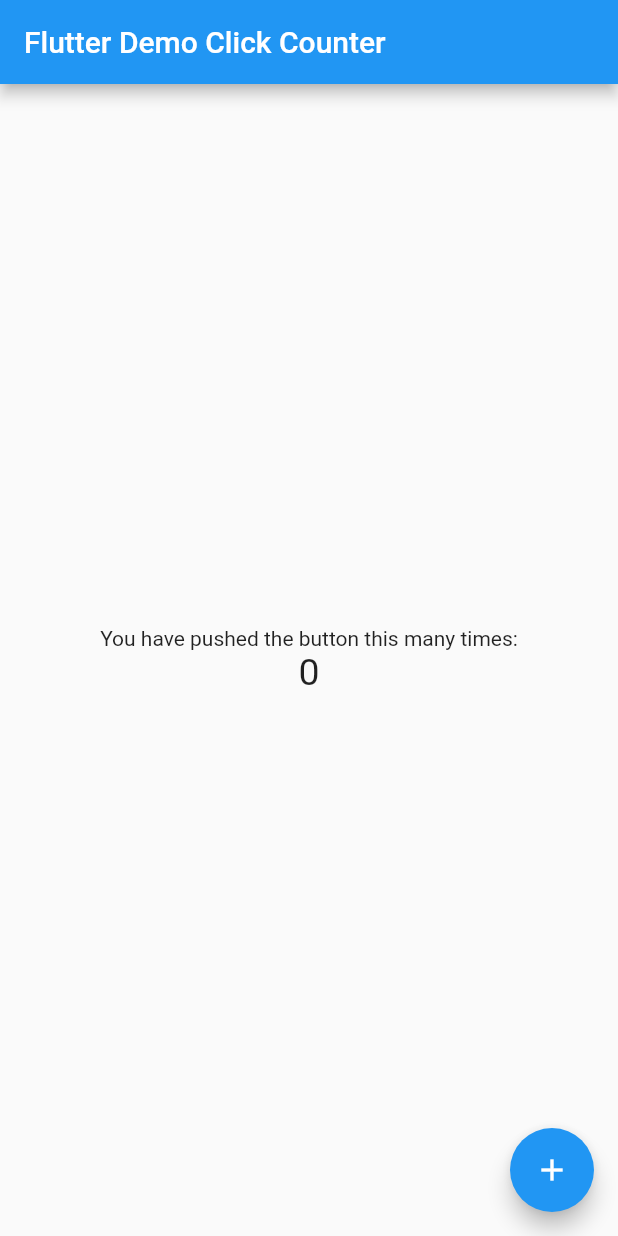
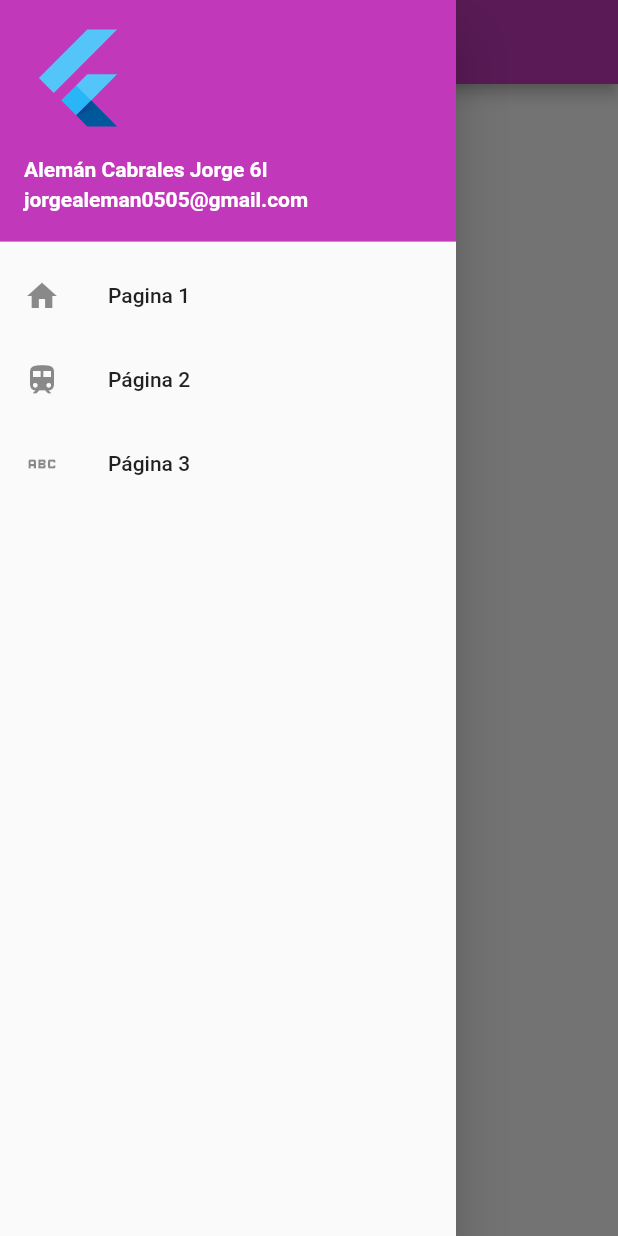
Before and after one commit to AlemanCabralesJorge/DrawerFlutLab, a Flutter app: the screen it shows after launch, with the side drawer open (before the commit the screen has no drawer), on a phone screen of 412 x 824 dp. Run offline on Flutter 3.47's test engine with Material 2 defaults, Android fonts, the phone set to English and light mode, and no system bars.

Commit message:
Update main.dart

```diff
--- a/lib/main.dart
+++ b/lib/main.dart
@@ -4,15 +4,16 @@ void main() => runApp(MyApp());
 
 class MyApp extends StatelessWidget {
   const MyApp({super.key});
-  static const String _title = 'Flutter Stateful Clicker Counter';
+  static const String _title = 'Drawer en flutter';
   // This widget is the root of your application.
   @override
   Widget build(BuildContext context) {
     return MaterialApp(
       title: _title,
       theme: ThemeData(
-        primarySwatch: Colors.blue,
+        primarySwatch: Colors.indigo,
       ),
+      debugShowCheckedModeBanner: false,
       home: MyHomePage(),
     );
   }
@@ -20,72 +21,83 @@ class MyApp extends StatelessWidget {
 
 class MyHomePage extends StatefulWidget {
   const MyHomePage({super.key});
-  // This widget is the home page of your application. It is stateful, meaning
-  // that it has a State object (defined below) that contains fields that affect
-  // how it looks.
-  // This class is the configuration for the state.
   @override
   _MyHomePageState createState() => _MyHomePageState();
 }
 
 class _MyHomePageState extends State<MyHomePage> {
-  int _counter = 0;
-
-  void _incrementCounter() {
-    setState(() {
-      // This call to setState tells the Flutter framework that something has
-      // changed in this State, which causes it to rerun the build method below
-      // so that the display can reflect the updated values. If we changed
-      // _counter without calling setState(), then the build method would not be
-      // called again, and so nothing would appear to happen.
-      _counter++;
-    });
-  }
-
   @override
   Widget build(BuildContext context) {
-    // This method is rerun every time setState is called, for instance as done
-    // by the _incrementCounter method above.
-    //
-    // The Flutter framework has been optimized to make rerunning build methods
-    // fast, so that you can just rebuild anything that needs updating rather
-    // than having to individually change instances of widgets.
     return Scaffold(
         appBar: AppBar(
-        // Here we take the value from the MyHomePage object that was created by
-        // the App.build method, and use it to set our appbar title.
-        title: Text('Flutter Demo Click Counter'),
+            title: Text('Act 3 Drawer Alemán'),
+            backgroundColor: const Color(0xffc139ba)),
+        drawer: Drawer(
+          child: ListView(
+            // Important: Remove any padding from the ListView.
+            padding: EdgeInsets.zero,
+            children: [
+              const UserAccountsDrawerHeader(
+                // <-- SEE HERE
+                decoration: BoxDecoration(color: const Color(0xffc139ba)),
+                accountName: Text(
+                  "Alemán Cabrales Jorge 6I",
+                  style: TextStyle(
+                    fontWeight: FontWeight.bold,
                   ),
-      body: Center(
-        // Center is a layout widget. It takes a single child and positions it
-        // in the middle of the parent.
-        child: Column(
-          // Column is also a layout widget. It takes a list of children and
-          // arranges them vertically. By default, it sizes itself to fit its
-          // children horizontally, and tries to be as tall as its parent.
-          //
-          // Column has various properties to control how it sizes itself and
-          // how it positions its children. Here we use mainAxisAlignment to
-          // center the children vertically; the main axis here is the vertical
-          // axis because Columns are vertical (the cross axis would be
-          // horizontal).
-          mainAxisAlignment: MainAxisAlignment.center,
-          children: <Widget>[
-            Text(
-              'You have pushed the button this many times:',
                 ),
-            Text(
-              '$_counter',
-              style: TextStyle(fontSize: 25),
+                accountEmail: Text(
+                  "jorgealeman0505@gmail.com",
+                  style: TextStyle(
+                    fontWeight: FontWeight.bold,
+                  ),
+                ),
+                currentAccountPicture: FlutterLogo(),
+              ),
+              /*const DrawerHeader(
+                decoration: BoxDecoration(
+                  color: const Color(0xffc139ba),
+                ),
+                child: Text('Encabezado del Drawer'),
+              ),*/
+              ListTile(
+                leading: Icon(
+                  Icons.home,
+                ),
+                title: const Text('Pagina 1'),
+                onTap: () {
+                  Navigator.pop(context);
+                },
+              ),
+              ListTile(
+                leading: Icon(
+                  Icons.train,
+                ),
+                title: const Text('Página 2'),
+                onTap: () {
+                  Navigator.pop(context);
+                },
+              ),
+              ListTile(
+                leading: Icon(
+                  Icons.abc,
+                ),
+                title: const Text('Página 3'),
+                onTap: () {
+                  Navigator.pop(context);
+                },
               ),
             ],
           ),
         ),
-      floatingActionButton: FloatingActionButton(
-        onPressed: _incrementCounter,
-        tooltip: 'Increment',
-        child: Icon(Icons.add),
+        body: Center(
+          child: Column(
+            children: [
+              SizedBox(
+                height: 50,
               ),
-    );
+            ],
+          ),
+        ));
   }
 }
```
Lines whose indentation alone changed are shown as unchanged.
